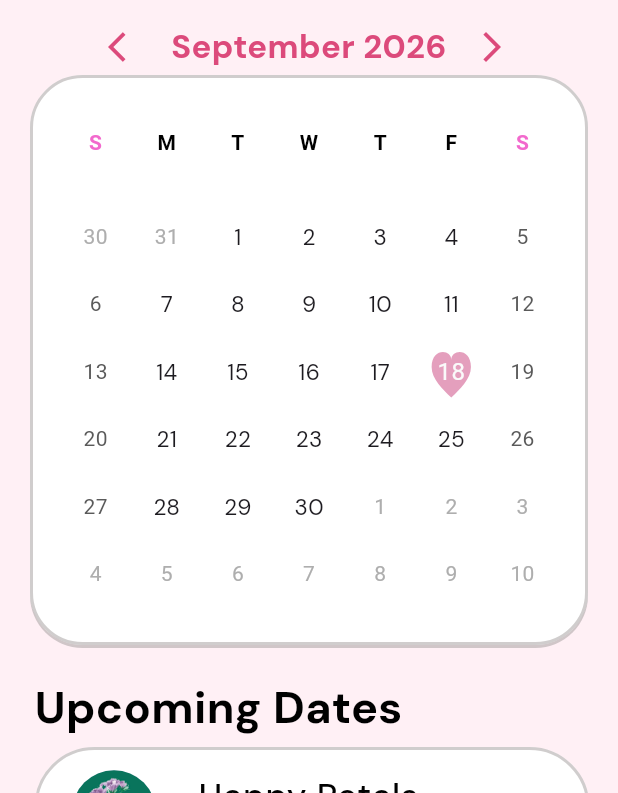
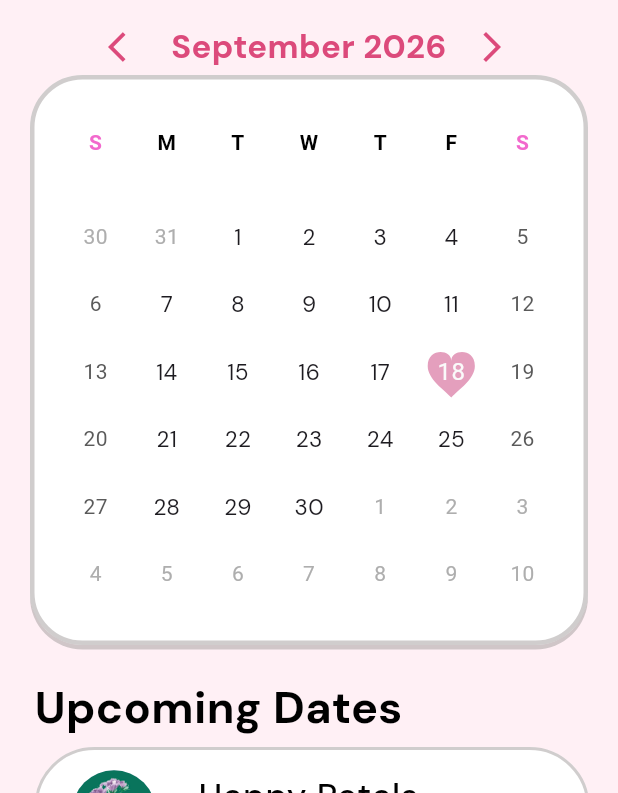
Before and after one commit to Drew010406/Bean-There, a Flutter app: the screen it shows after launch, item 2 of the bottom bar chosen, on a phone screen of 412 x 824 dp, the part 105-898 px from its top. Run offline on Flutter 3.47's test engine with Material 3 defaults, Android fonts, the phone set to English and light mode, and no system bars; drawn by our look-alikes of table_calendar; our stand-ins replace animated_toggle_switch, flutter_dotenv, google_fonts, material_symbols_icons; missing offline and left inert: maplibre_gl.

Commit message:
style: make the calendar shadow border lower

```diff
--- a/lib/screens.dart/calendar.dart
+++ b/lib/screens.dart/calendar.dart
@@ -47,9 +47,9 @@ class _CalendarScreenState extends State<CalendarScreen> {
             height: 380,
             decoration: BoxDecoration(
               color: Colors.white,
-              border: Border.all(color: const Color.fromARGB(128, 161, 156, 156), width: 2.0),
+              border: Border.all(color: const Color.fromARGB(128, 161, 156, 156), width: 3.0),
               borderRadius:  BorderRadius.circular(35.0),
-              boxShadow: [BoxShadow(color: const Color.fromARGB(128, 161, 156, 156), offset: Offset(0,2))]
+              boxShadow: [BoxShadow(color: const Color.fromARGB(128, 161, 156, 156), offset: Offset(0,3))]
             ),
 
           ),
@@ -100,6 +100,8 @@ class _CalendarScreenState extends State<CalendarScreen> {
               ),
 
               calendarStyle: CalendarStyle(
+                markersAlignment: Alignment.center,
+
 
                 cellMargin: EdgeInsets.all(5.0),
                 todayDecoration: ShapeDecoration(
@@ -171,9 +173,9 @@ class _CalendarScreenState extends State<CalendarScreen> {
 
             margin: EdgeInsets.only(top: 450, left: 23, right: 19),
 
+
             child: Column(
               crossAxisAlignment: CrossAxisAlignment.start,
-
               children: [
 
                 //Header
@@ -288,7 +290,9 @@ class _CalendarScreenState extends State<CalendarScreen> {
 }
 
 class HeartBorder extends ShapeBorder {
-  const HeartBorder();
+  final double widthFactor; // smaller = wider/fatter heart (try 0.05–0.15)
+
+  const HeartBorder({this.widthFactor = 0.08});
 
   @override
   EdgeInsetsGeometry get dimensions => EdgeInsets.zero;
@@ -305,32 +309,34 @@ class HeartBorder extends ShapeBorder {
     final height = rect.height;
     final left = rect.left;
     final top = rect.top;
+    final lobe = widthFactor;
+    final innerLobe = 0.30 + (0.15 - lobe); // keeps the dip curve proportional as lobe changes
 
     // Start at the top center dip of the heart
-    path.moveTo(left + width * 0.5, top + height * 0.28);
+    path.moveTo(left + width * 0.5, top + height * 0.3);
 
-    // Narrow top-left lobe and left curve down to the bottom point
+    // Left lobe and left curve down to the bottom point
     path.cubicTo(
-      left + width * 0.5, top + height * 0.08,  // Control point 1 (lifts top center)
-      left + width * 0.15, top + height * 0.05, // Control point 2 (narrower outer left edge)
-      left + width * 0.15, top + height * 0.42, // End point of the left lobe
+      left + width * 0.5, top + height * 0.08,
+      left + width * lobe, top + height * 0.05,
+      left + width * lobe, top + height * 0.4,
     );
     path.cubicTo(
-      left + width * 0.15, top + height * 0.65, // Control point 1 (slender left flank)
-      left + width * 0.35, top + height * 0.85, // Control point 2 (guides down to tip)
-      left + width * 0.5, top + height,         // Bottom tip of the heart
+      left + width * lobe, top + height * 0.65,
+      left + width * innerLobe, top + height * 0.85,
+      left + width * 0.5, top + height,
     );
 
-    // Narrow right curve up from the bottom tip to the top-right lobe
+    // Right curve up from the bottom tip to the right lobe
     path.cubicTo(
-      left + width * 0.65, top + height * 0.85, // Control point 1 (guides up from tip)
-      left + width * 0.85, top + height * 0.65, // Control point 2 (slender right flank)
-      left + width * 0.85, top + height * 0.42, // End point of the right lobe
+      left + width * (1 - innerLobe), top + height * 0.85,
+      left + width * (1 - lobe), top + height * 0.65,
+      left + width * (1 - lobe), top + height * 0.4,
     );
     path.cubicTo(
-      left + width * 0.85, top + height * 0.05, // Control point 1 (narrower outer right edge)
-      left + width * 0.5, top + height * 0.08,  // Control point 2 (lifts top center)
-      left + width * 0.5, top + height * 0.28,  // Returns cleanly to the center dip
+      left + width * (1 - lobe), top + height * 0.05,
+      left + width * 0.5, top + height * 0.08,
+      left + width * 0.5, top + height * 0.3,
     );
 
     path.close();
@@ -343,5 +349,5 @@ class HeartBorder extends ShapeBorder {
   }
 
   @override
-  ShapeBorder scale(double t) => const HeartBorder();
+  ShapeBorder scale(double t) => HeartBorder(widthFactor: widthFactor);
 }
```
